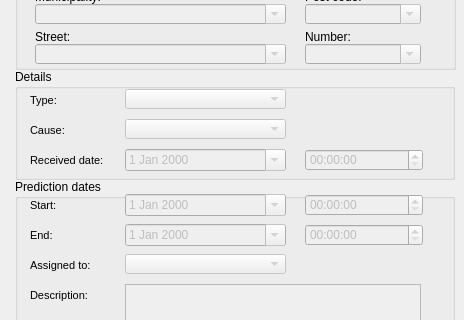
The window that ui/mincut.ui (Giswater/giswater_qgis_plugin) describes before a commit, drawn with Qt 5; both pictures show x 0 to 464 and y 90 to 410 of the 464 by 723 pixel window.
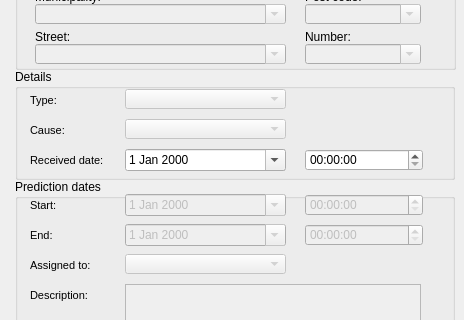
The same window after the commit. Icons and pictures are not drawn.

Commit message: UI - enable receive date fields

```diff
--- a/ui/mincut.ui
+++ b/ui/mincut.ui
@@ -801,7 +801,7 @@
     </widget>
     <widget class="QDateEdit" name="cbx_recieved_day">
      <property name="enabled">
-      <bool>false</bool>
+      <bool>true</bool>
      </property>
      <property name="geometry">
       <rect>
@@ -817,7 +817,7 @@
     </widget>
     <widget class="QTimeEdit" name="cbx_recieved_time">
      <property name="enabled">
-      <bool>false</bool>
+      <bool>true</bool>
      </property>
      <property name="geometry">
       <rect>
```
The commit also changes 1 other file.
